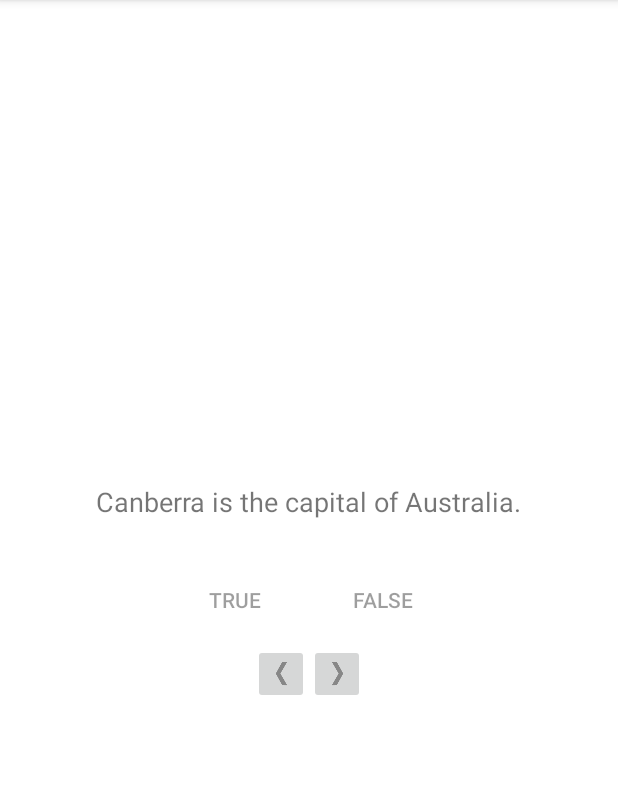
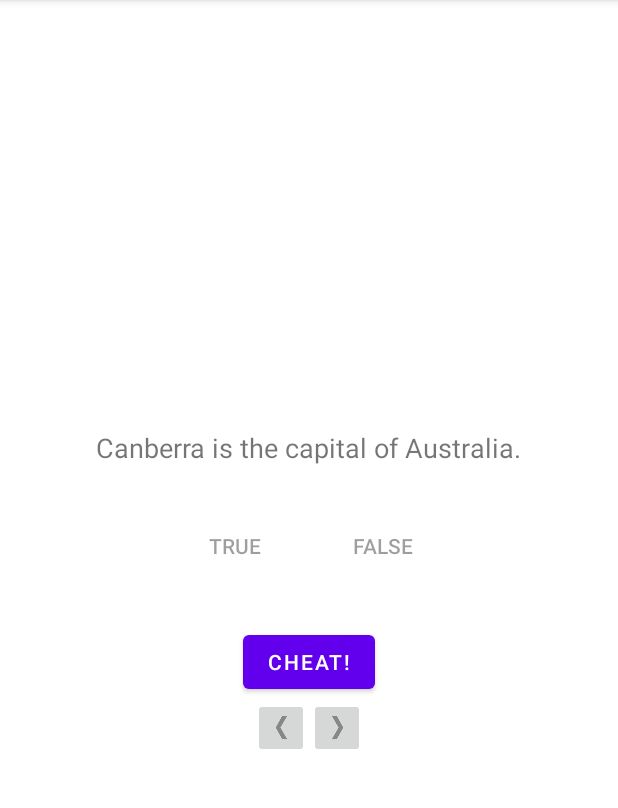
Before and after one commit to TomasCartman/GeoQuiz, an Android app: the screen it shows after launch (MainActivity), after a tap on "TRUE", on a phone screen of 412 x 824 dp, the part 84-892 px from its top. Run offline under Robolectric (Android 15) with nearby library versions, the phone set to English and light mode, and no system bars.

```diff
--- a/app/src/main/AndroidManifest.xml
+++ b/app/src/main/AndroidManifest.xml
@@ -9,6 +9,7 @@
         android:roundIcon="@mipmap/ic_launcher_round"
         android:supportsRtl="true"
         android:theme="@style/Theme.GeoQuiz">
+        <activity android:name=".CheatActivity"></activity>
         <activity android:name=".MainActivity">
             <intent-filter>
                 <action android:name="android.intent.action.MAIN" />
--- a/app/src/main/java/com/dashboarder/geoquiz/MainActivity.kt
+++ b/app/src/main/java/com/dashboarder/geoquiz/MainActivity.kt
@@ -1,5 +1,7 @@
 package com.dashboarder.geoquiz
 
+import android.app.Activity
+import android.content.Intent
 import android.nfc.Tag
 import androidx.appcompat.app.AppCompatActivity
 import android.os.Bundle
@@ -14,10 +16,12 @@ import androidx.lifecycle.ViewModelProviders
 
 private const val TAG = "MainActivity"
 private const val KEY_INDEX = "index"
+private const val REQUEST_CODE_CHEAT = 0
 
 class MainActivity : AppCompatActivity() {
     private lateinit var trueButton : Button
     private lateinit var falseButton : Button
+    private lateinit var cheatButton : Button
     private lateinit var nextImageButton : ImageButton
     private lateinit var previousImageButton : ImageButton
     private lateinit var questionTextView : TextView
@@ -39,6 +43,7 @@ class MainActivity : AppCompatActivity() {
 
         trueButton = findViewById(R.id.true_button)
         falseButton = findViewById(R.id.false_button)
+        cheatButton = findViewById(R.id.cheat_button)
         nextImageButton = findViewById(R.id.next_imageButton)
         previousImageButton = findViewById(R.id.previous_imageButton)
         questionTextView = findViewById(R.id.question_text_view)
@@ -56,6 +61,12 @@ class MainActivity : AppCompatActivity() {
         nextImageButton.setOnClickListener {
             quizViewModel.moveToNext()
             updateQuestion()
+        }
+
+        cheatButton.setOnClickListener {
+            val answerIsTrue = quizViewModel.currentQuestionAnswer
+            val intent = CheatActivity.newIntent(this@MainActivity, answerIsTrue)
+            startActivityForResult(intent, REQUEST_CODE_CHEAT)
         }
 
         previousImageButton.setOnClickListener {
@@ -107,6 +118,15 @@ class MainActivity : AppCompatActivity() {
         Log.d(TAG, "onDestroy() called")
     }
 
+    override fun onActivityResult(requestCode: Int, resultCode: Int, data: Intent?) {
+        super.onActivityResult(requestCode, resultCode, data)
+
+        if(resultCode != Activity.RESULT_OK) return
+        if(requestCode == REQUEST_CODE_CHEAT) {
+            quizViewModel.currentUserHasCheated = data?.getBooleanExtra(EXTRA_ANSWER_SHOWN, false) ?: false
+        }
+    }
+
     private fun updateQuestion() {
         val questionTextResId = quizViewModel.currentQuestionText
         questionTextView.setText(questionTextResId)
@@ -125,20 +145,25 @@ class MainActivity : AppCompatActivity() {
 
     private fun checkAnswer(userAnswer: Boolean) {
         val correctAnswer = quizViewModel.currentQuestionAnswer
-        var messageResId = 0
+        //var messageResId = 0
         var questionBankSize = quizViewModel.questionBankSize
 
         quizViewModel.currentUserHasAnswered = true
 
         count -= 1
-
-        if(userAnswer == correctAnswer) {
-            quizViewModel.currentUserIsCorrect = true
-            score += 1
-            messageResId = R.string.correct_toast
-        } else {
-            quizViewModel.currentUserIsCorrect = false
-            messageResId = R.string.incorrect_toast
+        val messageResId = when {
+            quizViewModel.currentUserHasCheated -> {
+                R.string.judgment_toast
+            }
+            userAnswer == correctAnswer -> {
+                quizViewModel.currentUserIsCorrect = true
+                score += 1
+                R.string.correct_toast
+            }
+            else -> {
+                quizViewModel.currentUserIsCorrect = false
+                R.string.incorrect_toast
+            }
         }
 
         checkButtonIsEnable()
--- a/app/src/main/java/com/dashboarder/geoquiz/Question.kt
+++ b/app/src/main/java/com/dashboarder/geoquiz/Question.kt
@@ -3,4 +3,5 @@ package com.dashboarder.geoquiz
 import androidx.annotation.StringRes
 
 data class Question(@StringRes val textResId: Int, val questionAnswer: Boolean,
-                    var userHasAnswered: Boolean, var userIsCorrect: Boolean)
+                    var userHasAnswered: Boolean, var userIsCorrect: Boolean,
+                    var userHasCheated: Boolean)
--- a/app/src/main/java/com/dashboarder/geoquiz/QuizViewModel.kt
+++ b/app/src/main/java/com/dashboarder/geoquiz/QuizViewModel.kt
@@ -9,12 +9,12 @@ class QuizViewModel : ViewModel() {
     var currentIndex = 0
 
     private val questionBank = listOf(
-        Question(R.string.question_australia, true, false, false),
-        Question(R.string.question_oceans, true, false, false),
-        Question(R.string.question_mideast, false, false, false),
-        Question(R.string.question_africa, false, false, false),
-        Question(R.string.question_americas, true, false, false),
-        Question(R.string.question_asia, true, false, false)
+        Question(R.string.question_australia, true, false, false, false),
+        Question(R.string.question_oceans, true, false, false, false),
+        Question(R.string.question_mideast, false, false, false, false),
+        Question(R.string.question_africa, false, false, false, false),
+        Question(R.string.question_americas, true, false, false, false),
+        Question(R.string.question_asia, true, false, false, false)
     )
 
     val currentQuestionAnswer: Boolean get() = questionBank[currentIndex].questionAnswer
@@ -24,6 +24,8 @@ class QuizViewModel : ViewModel() {
         set(value) { questionBank[currentIndex].userHasAnswered = value }
     var currentUserIsCorrect: Boolean get() = questionBank[currentIndex].userIsCorrect
         set(value) { questionBank[currentIndex].userIsCorrect = value }
+    var currentUserHasCheated: Boolean get() = questionBank[currentIndex].userHasCheated
+        set(value) { questionBank[currentIndex].userHasCheated = value }
 
     fun moveToNext() {
         if(currentIndex < questionBank.size - 1) currentIndex += 1
--- a/app/src/main/res/layout/activity_main.xml
+++ b/app/src/main/res/layout/activity_main.xml
@@ -43,6 +43,13 @@
 
     </LinearLayout>
 
+    <Button
+        android:id="@+id/cheat_button"
+        android:layout_width="wrap_content"
+        android:layout_height="wrap_content"
+        android:layout_marginTop="24dp"
+        android:text="@string/cheat_button" />
+
     <LinearLayout
         android:layout_width="wrap_content"
         android:layout_height="wrap_content"
--- a/app/src/main/res/values/strings.xml
+++ b/app/src/main/res/values/strings.xml
@@ -13,4 +13,9 @@
     <string name="question_africa">The source of the Nile River is in Egypt.</string>
     <string name="question_americas">The Amazon River is the longest river in the Americas.</string>
     <string name="question_asia">Lake Baikal is the world\'s oldest and deepest freshwater lake.</string>
+
+    <string name="warning_text">Are you sure you want to do this?</string>
+    <string name="show_answer_button">Show Answer</string>
+    <string name="cheat_button">Cheat!</string>
+    <string name="judgment_toast">Cheating is wrong.</string>
 </resources>
```
Also changed, not shown: app/src/main/java/com/dashboarder/geoquiz/CheatActivity.kt (added, +61 -0 lines), app/src/main/java/com/dashboarder/geoquiz/CheatViewModel.kt (added, +7 -0 lines), app/src/main/res/layout/activity_cheat.xml (added, +32 -0 lines).
